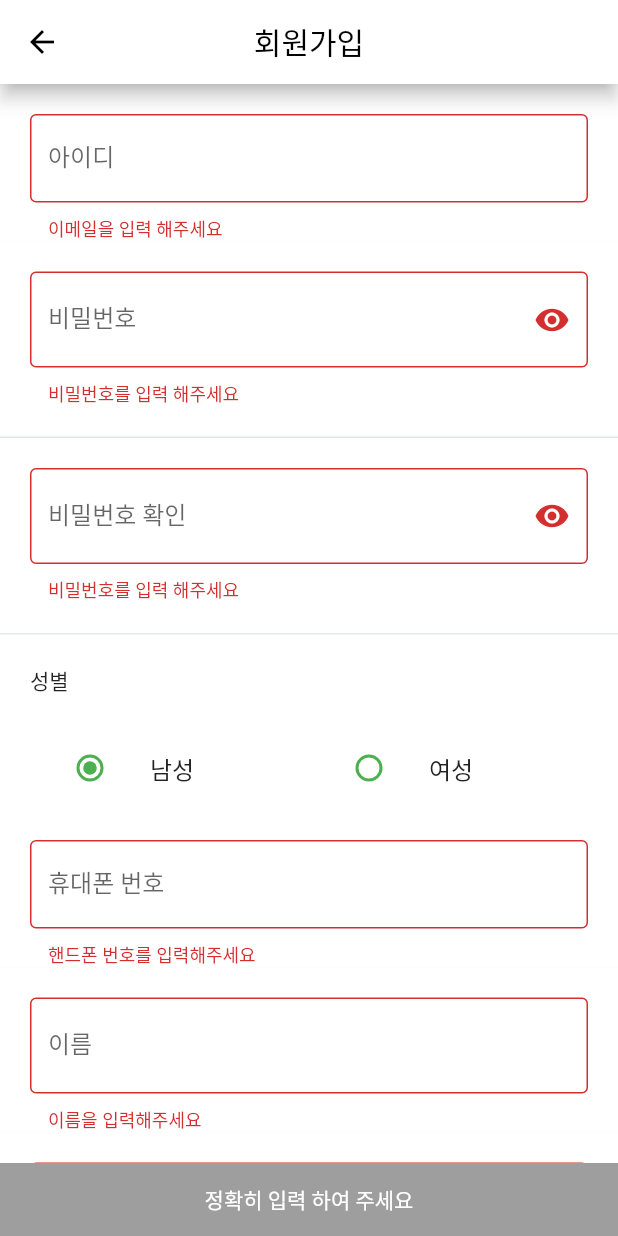
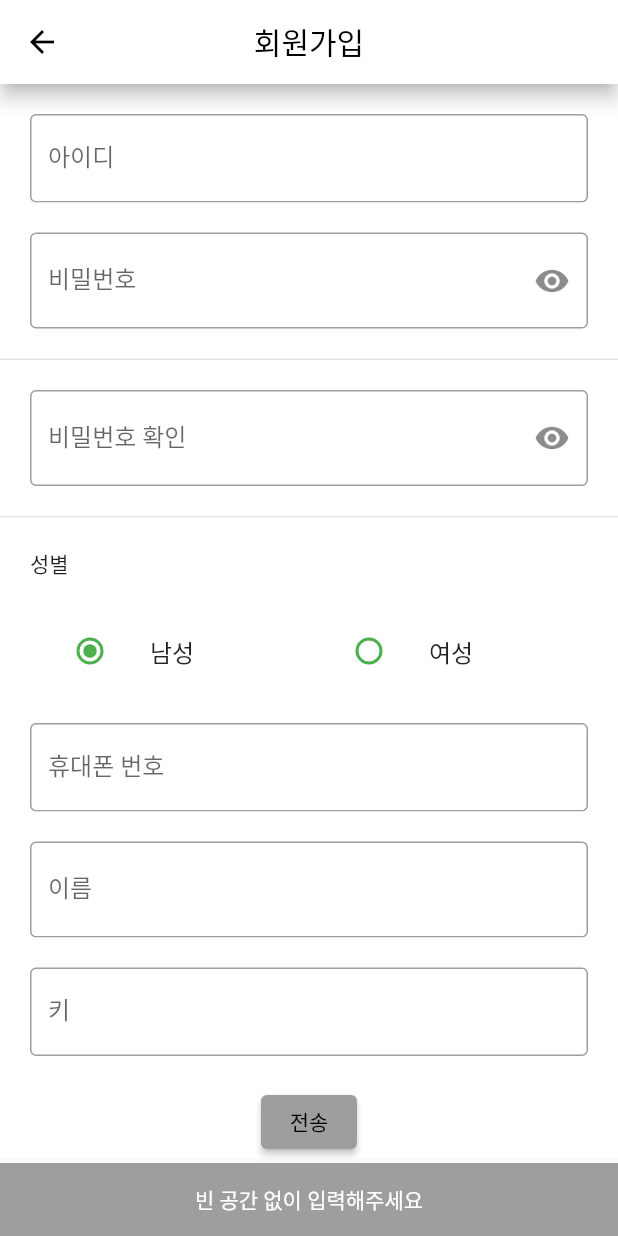
Before and after one commit to qjawns0222/plove, a Flutter app: the join screen opened by its route, after a tap on "전송", on a phone screen of 412 x 824 dp. Run offline on Flutter 3.47's test engine with Material 2 defaults, Android fonts, the phone set to English and light mode, and no system bars; our stand-ins replace flutter_secure_storage, fluttertoast; accounts and stored records are empty.

Commit message:
join end

```diff
--- a/lib/view/join.dart
+++ b/lib/view/join.dart
@@ -20,7 +20,7 @@ class _joinState extends State<join> {
   TextEditingController nick = TextEditingController();
   TextEditingController phone = TextEditingController();
   TextEditingController pac = TextEditingController();
-  TextEditingController pa= TextEditingController();
+  TextEditingController pa = TextEditingController();
   TextEditingController mail = TextEditingController();
   @override
   Widget build(BuildContext context) {
@@ -65,14 +65,13 @@ class _joinState extends State<join> {
           child: SingleChildScrollView(
             child: GestureDetector(
               onTap: () {
-                  String? value=height.text;
+                String? value = height.text;
+                formkey.currentState!.validate();
 
-                  if(value!.indexOf("0")==0){
-
+                if (value!.indexOf("0") == 0) {
                   setState(() {
-                      height.text= value.replaceFirst("0", "");
+                    height.text = value.replaceFirst("0", "");
                   });
-
                 }
                 FocusManager.instance.primaryFocus?.unfocus();
               },
@@ -89,17 +88,14 @@ class _joinState extends State<join> {
                         padding: EdgeInsets.fromLTRB(20, 20, 20, 0),
                         child: TextFormField(
                           controller: mail,
-
                           keyboardType: TextInputType.emailAddress,
                           textInputAction: TextInputAction.next,
-
-                            onEditingComplete: ()
-                                {
-                                  String? value=mail.text;
+                          onEditingComplete: () {
+                            String? value = mail.text;
                             formkey.currentState!.validate();
-                                  if(RegExp(
+                            if (RegExp(
                                     r"^[a-zA-Z0-9.a-zA-Z0-9.!#$%&'*+-/=?^_`{|}~]+@[a-zA-Z0-9]+\.[a-zA-Z]+")
-                                      .hasMatch(value)){
+                                .hasMatch(value)) {
                               FocusScope.of(context).nextFocus();
                             }
                           },
@@ -108,16 +104,15 @@ class _joinState extends State<join> {
                             border: OutlineInputBorder(),
                             labelText: '아이디',
                           ),
-                            validator: (value){
-
-                              if(value!=null&&value!="") {
+                          validator: (value) {
+                            if (value != null && value != "") {
                               if (!RegExp(
                                       r"^[a-zA-Z0-9.a-zA-Z0-9.!#$%&'*+-/=?^_`{|}~]+@[a-zA-Z0-9]+\.[a-zA-Z]+")
                                   .hasMatch(value)) {
                                 return "이메일형식에 맞춰 주세요";
                               }
-                              }else{
-                                return "이메일을 입력 해주세요";
+                            } else {
+                              return null;
                             }
                           },
                         ),
@@ -140,27 +135,24 @@ class _joinState extends State<join> {
                                 controller: pa,
                                 keyboardType: TextInputType.visiblePassword,
                                 textInputAction: TextInputAction.next,
-                                  onEditingComplete: (){
-
-                                    String? value=pa.text;
+                                onEditingComplete: () {
+                                  String? value = pa.text;
                                   formkey.currentState!.validate();
-                                    if(RegExp(
+                                  if (RegExp(
                                           r"^.*(?=^.{8,15}$)(?=.*\d)(?=.*[a-zA-Z])(?=.*[!@#$%^&+=]).*$/")
-                                        .hasMatch(value)){
+                                      .hasMatch(value)) {
                                     FocusScope.of(context).nextFocus();
                                   }
-
                                 },
-                                  validator: (value){
-
-                                    if(value!=null&&value!="") {
+                                validator: (value) {
+                                  if (value != null && value != "") {
                                     if (!RegExp(
                                             r"^.*(?=^.{8,15}$)(?=.*\d)(?=.*[a-zA-Z])(?=.*[!@#$%^&+=]).*$")
                                         .hasMatch(value)) {
                                       return "특수문자 / 문자 / 숫자 포함 형태의 8~15자리 이내로 입력해주세요";
                                     }
-                                    }else{
-                                      return "비밀번호를 입력 해주세요";
+                                  } else {
+                                    return null;
                                   }
                                 },
                                 obscureText: pas,
@@ -195,21 +187,19 @@ class _joinState extends State<join> {
                                 keyboardType: TextInputType.visiblePassword,
                                 textInputAction: TextInputAction.next,
                                 onEditingComplete: () {
-                                    String? value=pac.text;
+                                  String? value = pac.text;
                                   formkey.currentState!.validate();
-                                    if(pa.text==pac.text){
-
+                                  if (pa.text == pac.text) {
                                     FocusScope.of(context).nextFocus();
                                   }
                                 },
-                                  validator: (value){
-
-                                    if(value!=null&&value!="") {
-                                      if(pa.text!=value){
+                                validator: (value) {
+                                  if (value != null && value != "") {
+                                    if (pa.text != value) {
                                       return "비밀번호와 일치하지 않습니다.";
                                     }
-                                    }else{
-                                      return "비밀번호를 입력 해주세요";
+                                  } else {
+                                    return null;
                                   }
                                 },
                                 obscureText: pasc,
@@ -287,33 +277,28 @@ class _joinState extends State<join> {
                         child: TextFormField(
                             controller: phone,
                             textInputAction: TextInputAction.next,
-
                             keyboardType: TextInputType.number,
                             inputFormatters: [
                               FilteringTextInputFormatter.allow(
                                 RegExp(r'[0-9|-]'),
                               )
                             ],
-                              onEditingComplete: (){
-                                String? value=phone.text;
+                            onEditingComplete: () {
+                              String? value = phone.text;
                               formkey.currentState!.validate();
-                                if(RegExp(
-                                    r"^\d{3}-\d{3,4}-\d{4}$")
-                                    .hasMatch(value)){
+                              if (RegExp(r"^\d{3}-\d{3,4}-\d{4}$")
+                                  .hasMatch(value)) {
                                 FocusScope.of(context).nextFocus();
                               }
-
                             },
-                              validator: (value){
-
-                                if(value!=null&&value!="") {
-                                  if (!RegExp(
-                                      r"^\d{3}-\d{3,4}-\d{4}$")
+                            validator: (value) {
+                              if (value != null && value != "") {
+                                if (!RegExp(r"^\d{3}-\d{3,4}-\d{4}$")
                                     .hasMatch(value)) {
                                   return "010-xxxx-xxxx형식으로 입력 해주세요";
                                 }
-                                }else{
-                                  return "핸드폰 번호를 입력해주세요";
+                              } else {
+                                return null;
                               }
                             },
                             decoration: InputDecoration(
@@ -335,22 +320,20 @@ class _joinState extends State<join> {
                             ],
                             keyboardType: TextInputType.text,
                             textInputAction: TextInputAction.next,
-                              onEditingComplete: (){
-                                String? value=nick.text;
+                            onEditingComplete: () {
+                              String? value = nick.text;
                               formkey.currentState!.validate();
-                                if(value.length>=3&&value.length<=5){
+                              if (value.length >= 3 && value.length <= 5) {
                                 FocusScope.of(context).nextFocus();
                               }
-
                             },
-                              validator: (value){
-
-                                if(value!=null&&value!="") {
-                                  if (value.length<3||value.length>5) {
+                            validator: (value) {
+                              if (value != null && value != "") {
+                                if (value.length < 3 || value.length > 5) {
                                   return "이름은 3~5글자로 입력해주세요";
                                 }
-                                }else{
-                                  return "이름을 입력해주세요";
+                              } else {
+                                return null;
                               }
                             },
                             decoration: InputDecoration(
@@ -366,50 +349,43 @@ class _joinState extends State<join> {
                         padding: EdgeInsets.fromLTRB(20, 20, 20, 0),
                         child: TextFormField(
                             textInputAction: TextInputAction.next,
-
                             controller: height,
                             keyboardType: TextInputType.number,
                             inputFormatters: [
                               FilteringTextInputFormatter.allow(RegExp('[0-9]'))
                             ],
-                              onChanged: (val){
-                                print(val.indexOf("0")==0);
-
+                            onChanged: (val) {
+                              print(val.indexOf("0") == 0);
                             },
-                              onSaved: (val){
-
-                                if(val!.indexOf("0")==0){
-
+                            onSaved: (val) {
+                              if (val!.indexOf("0") == 0) {
                                 setState(() {
-                                    height.text= val.replaceFirst("0", "");
+                                  height.text = val.replaceFirst("0", "");
                                 });
-
                               }
                             },
-                              onEditingComplete: (){
-                                String? value=height.text;
+                            onEditingComplete: () {
+                              String? value = height.text;
 
-                                if(value!.indexOf("0")==0){
-
+                              if (value!.indexOf("0") == 0) {
                                 setState(() {
-                                    height.text= value.replaceFirst("0", "");
+                                  height.text = value.replaceFirst("0", "");
                                 });
-
                               }
                               formkey.currentState!.validate();
-                                if(int.parse(value)>=100&&int.parse(value)<=1000){
+                              if (int.parse(value) >= 100 &&
+                                  int.parse(value) <= 1000) {
                                 FocusScope.of(context).nextFocus();
                               }
-
                             },
-                              validator: (value){
-
-                                if(value!=null&&value!="") {
-                                  if (int.parse(value)<100||int.parse(value)>1000) {
+                            validator: (value) {
+                              if (value != null && value != "") {
+                                if (int.parse(value) < 100 ||
+                                    int.parse(value) > 1000) {
                                   return "키를 100~1000이하로 입력해주세요";
                                 }
-                                }else{
-                                  return "키를 입력해주세요";
+                              } else {
+                                return null;
                               }
                             },
                             decoration: InputDecoration(
@@ -423,54 +399,72 @@ class _joinState extends State<join> {
                             color: Colors.white,
                           ),
                           padding: EdgeInsets.fromLTRB(20, 20, 20, 0),
-                          child:Row(
+                          child: Row(
                             mainAxisAlignment: MainAxisAlignment.center,
-                            children: [ ElevatedButton(
-                              onPressed: ()async{
+                            children: [
+                              ElevatedButton(
+                                onPressed: () async {
+                                  var te = null;
+                                  print(!formkey.currentState!.validate());
+                                  if (!formkey.currentState!.validate() ||
+                                      height.text == "" ||
+                                      nick.text == "" ||
+                                      phone.text == "" ||
+                                      mail.text == "") {
+                                    print("정규식 틀렸는지 확인");
 
-                                if(!formkey.currentState!.validate()){
-                                  print("정규식 틀렸는지 확인");
+                                    if (height.text == "" ||
+                                        nick.text == "" ||
+                                        phone.text == "" ||
+                                        mail.text == "") {
+                                      te = "빈 공간 없이 입력해주세요";
+                                    } else {
+                                      te = "정확히 입력 해주세요";
+                                    }
+
                                     ScaffoldMessenger.of(context).showSnackBar(
                                       // 스캐폴드메신저 만들기
                                       // 가장 가까운 스캐폴드 찾아서 반환해
                                       SnackBar(
                                         // 스낵바
                                         content: Text(
-                                        '정확히 입력 하여 주세요',
+                                          te,
                                           textAlign: TextAlign.center, // 중앙정렬
-                                        style: TextStyle(color: Colors.white), // 텍스트
+                                          style: TextStyle(
+                                              color: Colors.white), // 텍스트
                                         ),
                                         backgroundColor: Colors.grey,
                                         duration: Duration(seconds: 1),
-
                                       ),
-
                                     );
-
-                                }else{
+                                  } else {
                                     print("전송");
 
-                                  var uri = await http.post(Uri.parse(
-                                      "http://192.168.0.3:8080/join"),body: {
-                                    "height":height.text,
-                                    "name":nick.text,
-                                    "phone":phone.text,
-                                    "pass":pac.text,
-                                    "id":mail.text,
-                                    "gender":_character.toString().replaceFirst("gender.", "")
+                                    var uri = await http.post(
+                                        Uri.parse(
+                                            "http://192.168.0.116:8080/join"),
+                                        body: {
+                                          "heightstr": height.text,
+                                          "name": nick.text,
+                                          "phone": phone.text,
+                                          "pass": pac.text,
+                                          "id": mail.text,
+                                          "gender": _character
+                                              .toString()
+                                              .replaceFirst("gender.", "")
                                         });
-                                  final parsed = json.decode(uri.body).cast<String, dynamic>();
+                                    final parsed = json.decode(uri.body);
+                                    print(uri.body);
+
                                     //성공여부 체크
-                                  var tologinend = Navigator.pushNamed(context, "/");
-
-
+                                    var tologinend =
+                                        Navigator.pushNamed(context, "/");
                                   }
-
                                 },
                                 child: Text("전송"),
-                            ),],
-                          )
                               ),
+                            ],
+                          )),
                     ],
                   ),
                 ),
```
Also changed, not shown: lib/main.dart (+90 -8 lines), pubspec.lock. Lines whose indentation alone changed are shown as unchanged.
